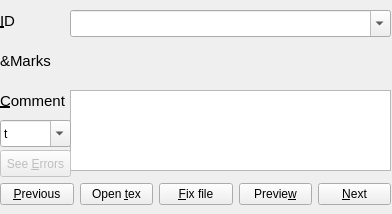
shubhamshuklaer/autog, file grader_improved/grader_editor.ui: the form before one commit.
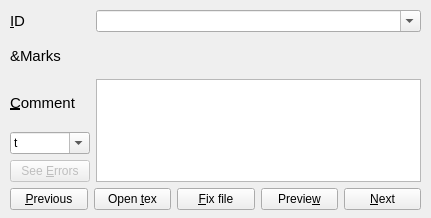
The form after the commit.

Commit message: Improved gui using layouts

Diff of the .ui file:
```diff
--- a/grader_improved/grader_editor.ui
+++ b/grader_improved/grader_editor.ui
@@ -6,8 +6,8 @@
    <rect>
     <x>0</x>
     <y>0</y>
-    <width>392</width>
-    <height>214</height>
+    <width>431</width>
+    <height>218</height>
    </rect>
   </property>
   <property name="sizePolicy">
@@ -19,59 +19,18 @@
   <property name="windowTitle">
    <string>Form</string>
   </property>
-  <widget class="QLabel" name="label_2">
+  <widget class="QWidget" name="">
    <property name="geometry">
     <rect>
-     <x>0</x>
+     <x>10</x>
      <y>10</y>
-     <width>61</width>
-     <height>21</height>
+     <width>411</width>
+     <height>200</height>
     </rect>
    </property>
-   <property name="minimumSize">
-    <size>
-     <width>0</width>
-     <height>0</height>
-    </size>
-   </property>
-   <property name="font">
-    <font>
-     <family>Ubuntu</family>
-     <pointsize>11</pointsize>
-    </font>
-   </property>
-   <property name="text">
-    <string>&amp;ID</string>
-   </property>
-   <property name="buddy">
-    <cstring>file_name_combo</cstring>
-   </property>
-  </widget>
-  <widget class="QTextEdit" name="comment_text">
-   <property name="geometry">
-    <rect>
-     <x>70</x>
-     <y>90</y>
-     <width>321</width>
-     <height>81</height>
-    </rect>
-   </property>
-   <property name="tabChangesFocus">
-    <bool>true</bool>
-   </property>
-   <property name="acceptRichText">
-    <bool>false</bool>
-   </property>
-  </widget>
+   <layout class="QGridLayout" name="gridLayout">
+    <item row="1" column="0">
   <widget class="QLabel" name="marks_label">
-   <property name="geometry">
-    <rect>
-     <x>0</x>
-     <y>50</y>
-     <width>61</width>
-     <height>21</height>
-    </rect>
-   </property>
    <property name="minimumSize">
     <size>
      <width>0</width>
@@ -88,15 +47,9 @@
     <string>&amp;Marks</string>
    </property>
   </widget>
+    </item>
+    <item row="2" column="0">
   <widget class="QLabel" name="label_4">
-   <property name="geometry">
-    <rect>
-     <x>0</x>
-     <y>90</y>
-     <width>71</width>
-     <height>21</height>
-    </rect>
-   </property>
    <property name="minimumSize">
     <size>
      <width>0</width>
@@ -116,28 +69,85 @@
     <cstring>comment_text</cstring>
    </property>
   </widget>
+    </item>
+    <item row="0" column="0">
+     <widget class="QLabel" name="label_2">
+      <property name="minimumSize">
+       <size>
+        <width>0</width>
+        <height>0</height>
+       </size>
+      </property>
+      <property name="font">
+       <font>
+        <family>Ubuntu</family>
+        <pointsize>11</pointsize>
+       </font>
+      </property>
+      <property name="text">
+       <string>&amp;ID</string>
+      </property>
+      <property name="buddy">
+       <cstring>file_name_combo</cstring>
+      </property>
+     </widget>
+    </item>
+    <item row="0" column="1">
+     <widget class="QComboBox" name="file_name_combo">
+      <property name="editable">
+       <bool>true</bool>
+      </property>
+      <property name="insertPolicy">
+       <enum>QComboBox::NoInsert</enum>
+      </property>
+     </widget>
+    </item>
+    <item row="1" column="1">
   <widget class="QWidget" name="marks_widget" native="true">
-   <property name="geometry">
-    <rect>
-     <x>70</x>
-     <y>40</y>
-     <width>321</width>
-     <height>41</height>
-    </rect>
+      <property name="sizePolicy">
+       <sizepolicy hsizetype="Fixed" vsizetype="Fixed">
+        <horstretch>0</horstretch>
+        <verstretch>0</verstretch>
+       </sizepolicy>
+      </property>
+      <property name="minimumSize">
+       <size>
+        <width>315</width>
+        <height>35</height>
+       </size>
    </property>
    <property name="focusPolicy">
     <enum>Qt::NoFocus</enum>
    </property>
-  </widget>
-  <widget class="QWidget" name="layoutWidget">
-   <property name="geometry">
-    <rect>
-     <x>0</x>
-     <y>180</y>
-     <width>391</width>
-     <height>29</height>
-    </rect>
-   </property>
+      <zorder>splitter_4</zorder>
+     </widget>
+    </item>
+    <item row="3" column="0">
+     <widget class="QComboBox" name="comment_pos_combo">
+      <property name="editable">
+       <bool>true</bool>
+      </property>
+      <property name="insertPolicy">
+       <enum>QComboBox::NoInsert</enum>
+      </property>
+      <item>
+       <property name="text">
+        <string>t</string>
+       </property>
+      </item>
+      <item>
+       <property name="text">
+        <string>m</string>
+       </property>
+      </item>
+      <item>
+       <property name="text">
+        <string>b</string>
+       </property>
+      </item>
+     </widget>
+    </item>
+    <item row="5" column="0" colspan="2">
    <layout class="QHBoxLayout" name="horizontalLayout">
     <item>
      <widget class="QPushButton" name="prev_btn">
@@ -238,19 +248,12 @@
      </widget>
     </item>
    </layout>
-  </widget>
+    </item>
+    <item row="4" column="0">
   <widget class="QPushButton" name="see_errors_btn">
    <property name="enabled">
     <bool>false</bool>
    </property>
-   <property name="geometry">
-    <rect>
-     <x>0</x>
-     <y>150</y>
-     <width>71</width>
-     <height>27</height>
-    </rect>
-   </property>
    <property name="focusPolicy">
     <enum>Qt::TabFocus</enum>
    </property>
@@ -263,52 +266,18 @@
     <string>See &amp;Errors</string>
    </property>
   </widget>
-  <widget class="QComboBox" name="file_name_combo">
-   <property name="geometry">
-    <rect>
-     <x>70</x>
-     <y>10</y>
-     <width>321</width>
-     <height>27</height>
-    </rect>
-   </property>
-   <property name="editable">
+    </item>
+    <item row="2" column="1" rowspan="3">
+     <widget class="QTextEdit" name="comment_text">
+      <property name="tabChangesFocus">
     <bool>true</bool>
    </property>
-   <property name="insertPolicy">
-    <enum>QComboBox::NoInsert</enum>
-   </property>
-  </widget>
-  <widget class="QComboBox" name="comment_pos_combo">
-   <property name="geometry">
-    <rect>
-     <x>0</x>
-     <y>120</y>
-     <width>71</width>
-     <height>27</height>
-    </rect>
-   </property>
-   <property name="editable">
-    <bool>true</bool>
-   </property>
-   <property name="insertPolicy">
-    <enum>QComboBox::NoInsert</enum>
-   </property>
-   <item>
-    <property name="text">
-     <string>t</string>
-    </property>
-   </item>
-   <item>
-    <property name="text">
-     <string>m</string>
-    </property>
-   </item>
-   <item>
-    <property name="text">
-     <string>b</string>
-    </property>
-   </item>
+      <property name="acceptRichText">
+       <bool>false</bool>
+      </property>
+     </widget>
+    </item>
+   </layout>
   </widget>
  </widget>
  <tabstops>
```
Lines whose indentation alone changed are shown as unchanged. The commit also changes 1 other file.
